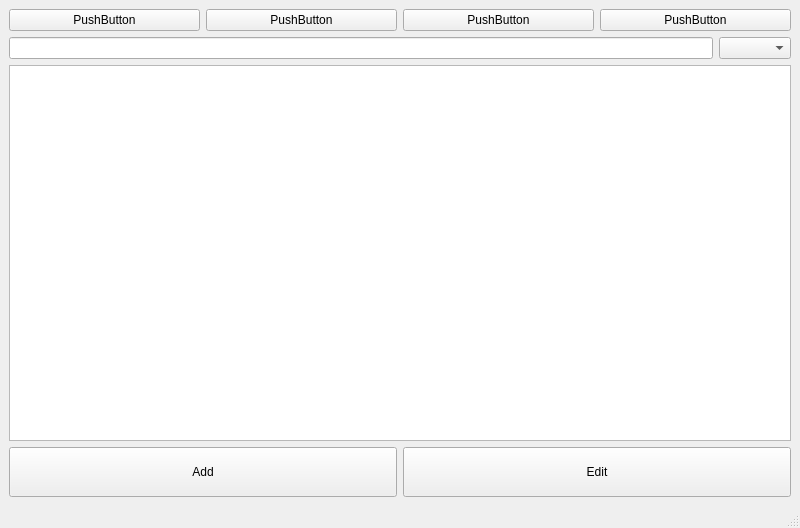
Old version of the form ui/widgets/mainwindow.ui in the repository Day0Dreamer/CarCheck.
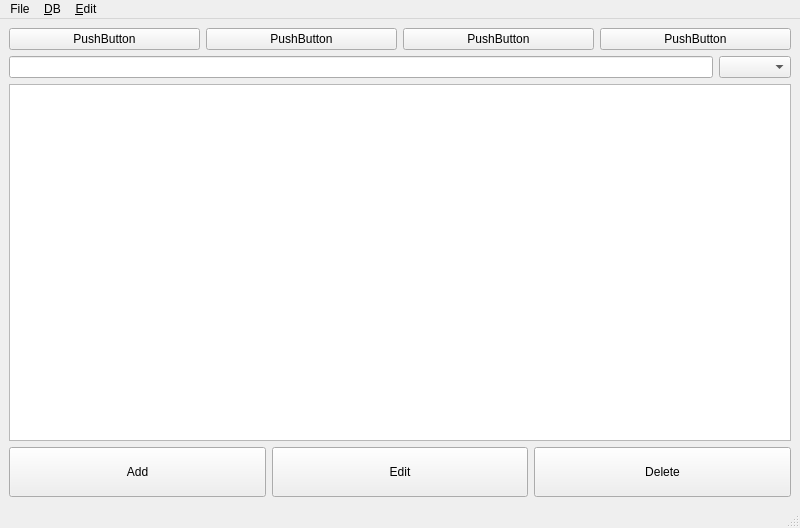
New version of the form.

Commit message: extended importer added some docstings improved get_all of query_db finished edit and delete car new import and export windows added win10 notifier

```diff
--- a/ui/widgets/mainwindow.ui
+++ b/ui/widgets/mainwindow.ui
@@ -108,6 +108,19 @@
         </property>
        </widget>
       </item>
+      <item>
+       <widget class="QPushButton" name="btn_delete">
+        <property name="minimumSize">
+         <size>
+          <width>0</width>
+          <height>50</height>
+         </size>
+        </property>
+        <property name="text">
+         <string>Delete</string>
+        </property>
+       </widget>
+      </item>
      </layout>
     </item>
    </layout>
@@ -121,6 +134,28 @@
      <height>21</height>
     </rect>
    </property>
+   <widget class="QMenu" name="menuDB">
+    <property name="title">
+     <string>&amp;DB</string>
+    </property>
+    <addaction name="action_Import"/>
+    <addaction name="action_Export"/>
+   </widget>
+   <widget class="QMenu" name="menu_Settings">
+    <property name="title">
+     <string>&amp;Edit</string>
+    </property>
+    <addaction name="action_Settings"/>
+   </widget>
+   <widget class="QMenu" name="menuFile">
+    <property name="title">
+     <string>File</string>
+    </property>
+    <addaction name="actionE_xit"/>
+   </widget>
+   <addaction name="menuFile"/>
+   <addaction name="menuDB"/>
+   <addaction name="menu_Settings"/>
   </widget>
   <widget class="QStatusBar" name="statusbar"/>
  </widget>
```
Left out of the diff: 20 changed lines with no effect on the pictures. The commit also changes 9 other files.
